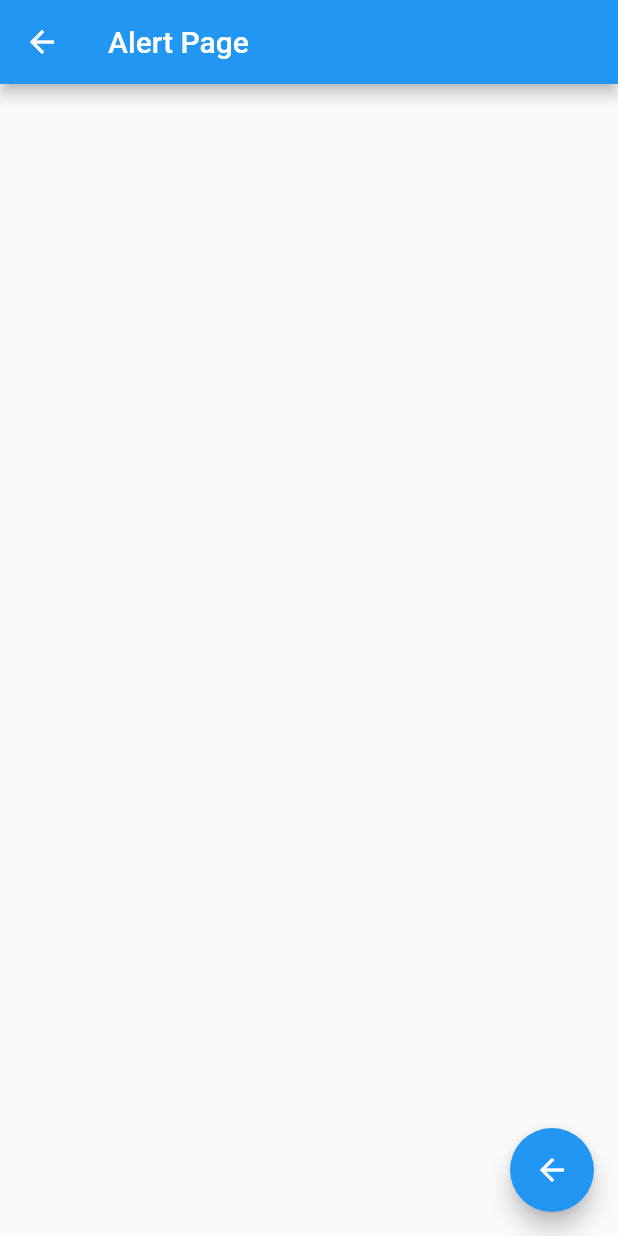
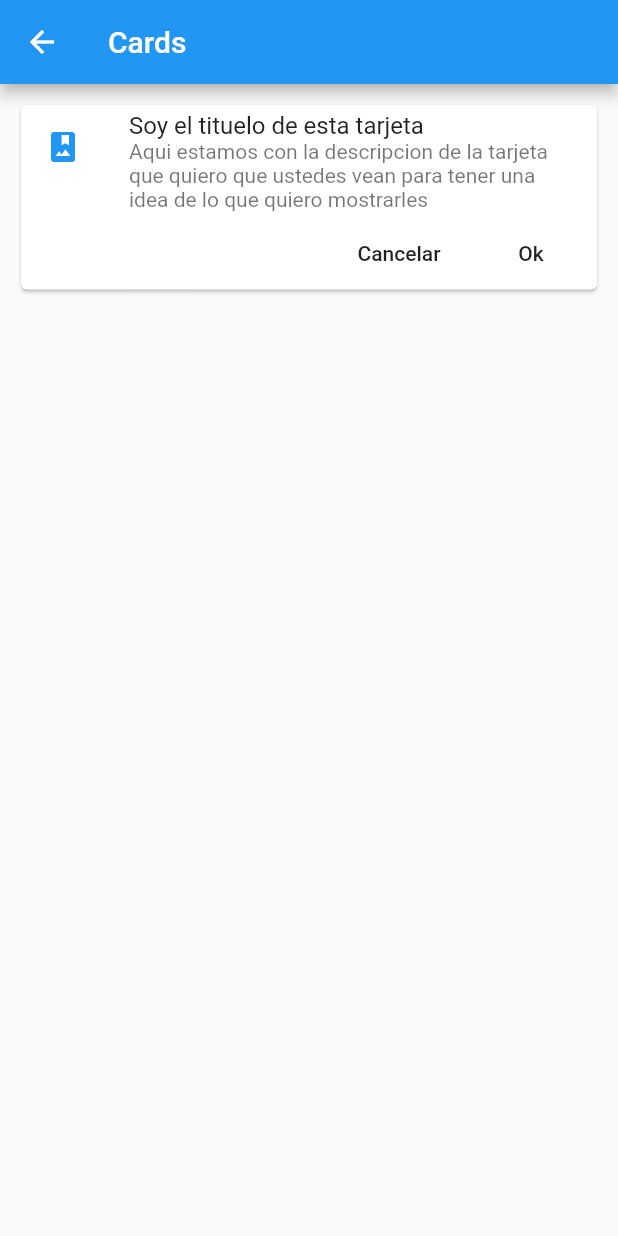
Before and after one commit to KingKasuma/flutter_guia_completa, a Flutter app: the screen it shows after launch, after a tap on "Cards - Tarjetas", on a phone screen of 412 x 824 dp. Run offline on Flutter 3.47's test engine with Material 2 defaults, Android fonts, the phone set to English and light mode, and no system bars.

Commit message:
Widget card created

```diff
--- /dev/null
+++ b/componentes/lib/src/pages/card_page.dart
@@ -0,0 +1,45 @@
+import 'package:flutter/material.dart';
+
+class CardPage extends StatelessWidget {
+  @override
+  Widget build(BuildContext context) {
+    return Scaffold(
+      appBar: AppBar(
+        title: Text('Cards'),
+      ),
+      body: ListView(
+        padding: EdgeInsets.all(10),
+        children: <Widget>[
+          _cardTipo1()
+        ],
+      ),
+    );
+  }
+
+  Widget _cardTipo1() {
+    return Card(
+      child: Column(
+        children: <Widget>[
+          ListTile(
+            leading: Icon( Icons.photo_album, color: Colors.blue,),
+            title: Text('Soy el tituelo de esta tarjeta'),
+            subtitle: Text('Aqui estamos con la descripcion de la tarjeta que quiero que ustedes vean para tener una idea de lo que quiero mostrarles'),
+          ),
+          Row(
+            mainAxisAlignment: MainAxisAlignment.end,
+            children: <Widget>[
+              FlatButton(
+                child: Text('Cancelar'),
+                onPressed: (){},
+              ),
+              FlatButton(
+                child: Text('Ok'),
+                onPressed: (){},
+              )
+            ],
+          )
+        ],
+      ),
+    );
+  }
+}
--- a/componentes/lib/src/routes/routes.dart
+++ b/componentes/lib/src/routes/routes.dart
@@ -1,3 +1,4 @@
+import 'package:componentes/src/pages/card_page.dart';
 import 'package:flutter/material.dart';
 
 import 'package:componentes/src/pages/alert_page.dart';
@@ -10,6 +11,7 @@ Map<String, WidgetBuilder> getApplicationRoutes(){
     '/'       : ( BuildContext context ) => HomePage(),
     'alert'   : ( BuildContext context ) => AlertPage(),
     'avatar'  : ( BuildContext context ) => AvatarPage(),
+    'card'    : ( BuildContext context ) => CardPage()
   };
 
 }
```
